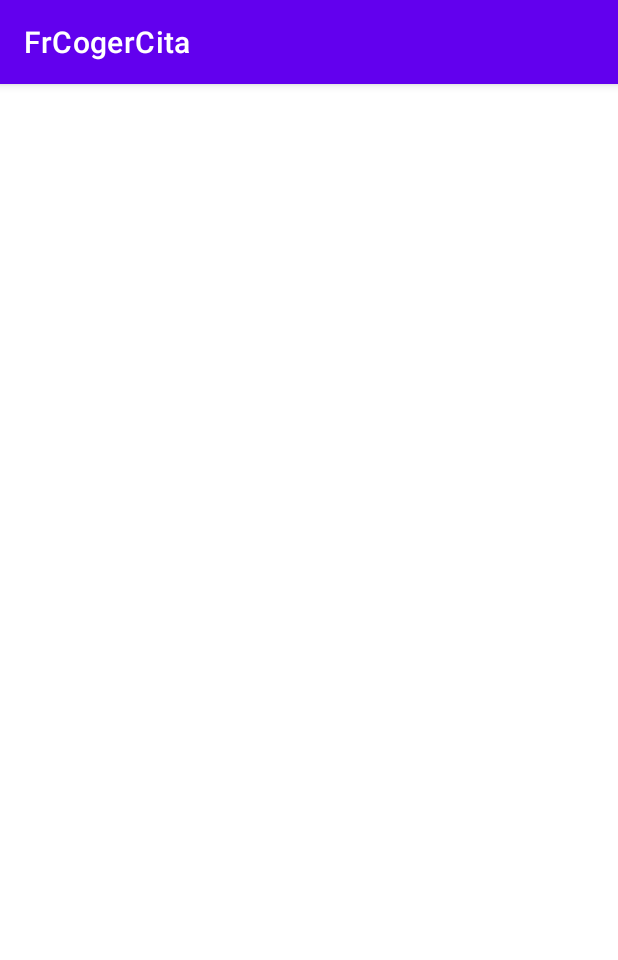
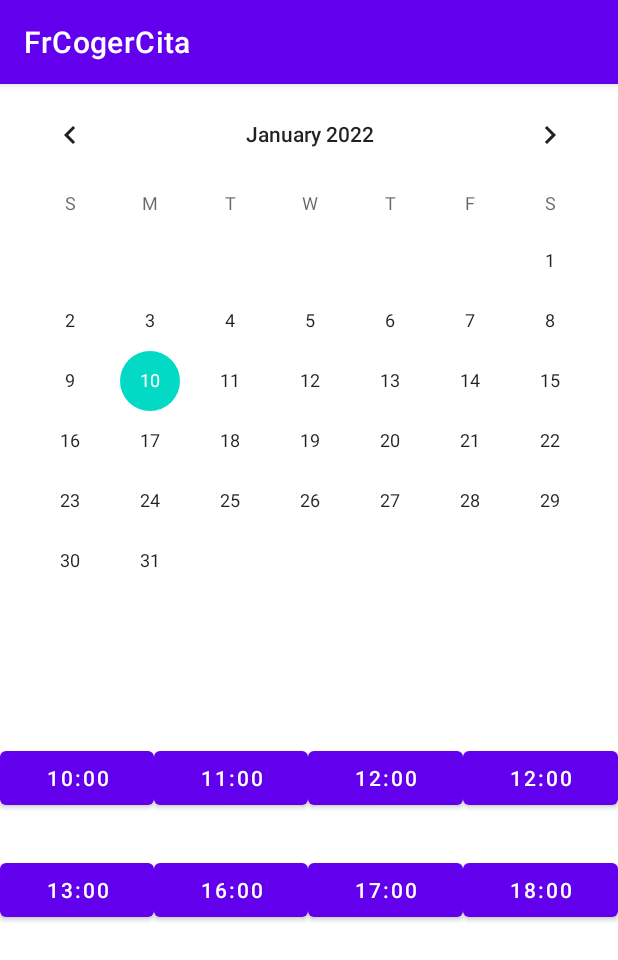
Before and after one commit to antoniotorresolmo/Clinica-dental, an Android app: the screen it shows after launch (MainActivity), on a phone screen of 412 x 824 dp. Shown: the top 960 px of the screen. Run offline under Robolectric (Android 15) with nearby library versions, the phone set to English and light mode, and no system bars.

Commit message:
creo el contenido del fragment

```diff
--- a/app/src/main/res/layout/activity_main.xml
+++ b/app/src/main/res/layout/activity_main.xml
@@ -4,4 +4,95 @@
     xmlns:tools="http://schemas.android.com/tools"
     android:layout_width="match_parent"
     android:layout_height="match_parent"
-    tools:context=".MainActivity"/>
+    tools:context=".MainActivity">
+
+    <CalendarView
+        android:id="@+id/calendarView"
+        android:layout_width="413dp"
+        android:layout_height="357dp"
+        app:layout_constraintEnd_toEndOf="parent"
+        app:layout_constraintStart_toStartOf="parent"
+        app:layout_constraintTop_toTopOf="parent" />
+
+    <LinearLayout
+        android:id="@+id/linearLayout"
+        android:layout_width="match_parent"
+        android:layout_height="wrap_content"
+        android:layout_marginBottom="200dp"
+        android:orientation="horizontal"
+        app:layout_constraintBottom_toBottomOf="parent"
+        app:layout_constraintEnd_toEndOf="parent"
+        app:layout_constraintStart_toStartOf="parent"
+        app:layout_constraintTop_toBottomOf="@+id/calendarView">
+
+        <Button
+            android:id="@+id/btn1"
+            android:layout_width="wrap_content"
+            android:layout_height="wrap_content"
+            android:layout_weight="1"
+            android:text="10:00" />
+
+        <Button
+            android:id="@+id/btn2"
+            android:layout_width="wrap_content"
+            android:layout_height="wrap_content"
+            android:layout_weight="1"
+            android:text="11:00" />
+
+        <Button
+            android:id="@+id/btn3"
+            android:layout_width="wrap_content"
+            android:layout_height="wrap_content"
+            android:layout_weight="1"
+            android:text="12:00" />
+
+        <Button
+            android:id="@+id/btn4"
+            android:layout_width="wrap_content"
+            android:layout_height="wrap_content"
+            android:layout_weight="1"
+            android:text="12:00" />
+
+    </LinearLayout>
+
+    <LinearLayout
+        android:layout_width="0dp"
+        android:layout_height="wrap_content"
+        android:layout_marginBottom="180dp"
+        android:layout_weight="1"
+        android:orientation="horizontal"
+        app:layout_constraintBottom_toBottomOf="parent"
+        app:layout_constraintEnd_toEndOf="parent"
+        app:layout_constraintStart_toStartOf="parent"
+        app:layout_constraintTop_toBottomOf="@+id/linearLayout">
+
+        <Button
+            android:id="@+id/btn5"
+            android:layout_width="wrap_content"
+            android:layout_height="wrap_content"
+            android:layout_weight="1"
+            android:text="13:00" />
+
+        <Button
+            android:id="@+id/btn6"
+            android:layout_width="wrap_content"
+            android:layout_height="wrap_content"
+            android:layout_weight="1"
+            android:text="16:00" />
+
+        <Button
+            android:id="@+id/btn7"
+            android:layout_width="wrap_content"
+            android:layout_height="wrap_content"
+            android:layout_weight="1"
+            android:text="17:00" />
+
+        <Button
+            android:id="@+id/btn8"
+            android:layout_width="wrap_content"
+            android:layout_height="wrap_content"
+            android:layout_weight="1"
+            android:text="18:00" />
+    </LinearLayout>
+
+</androidx.constraintlayout.widget.ConstraintLayout>
```
